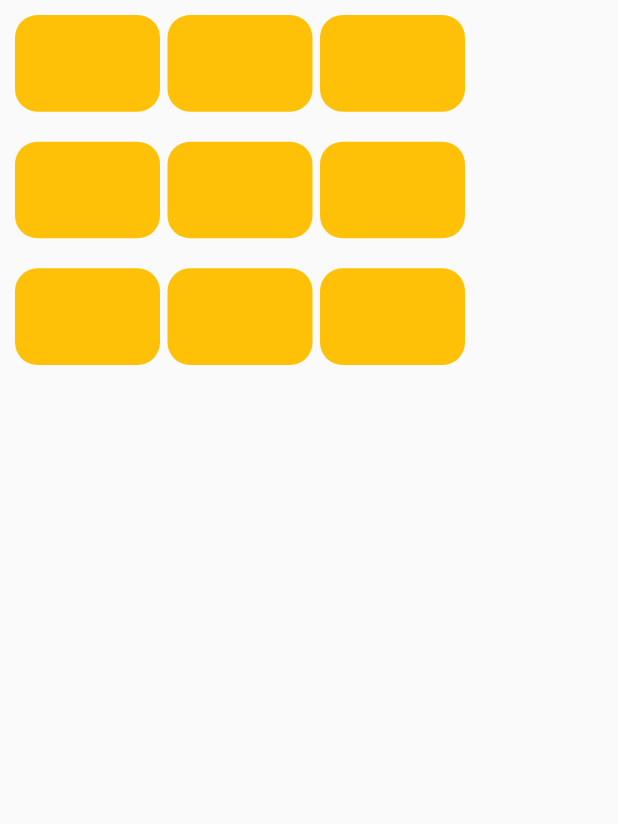
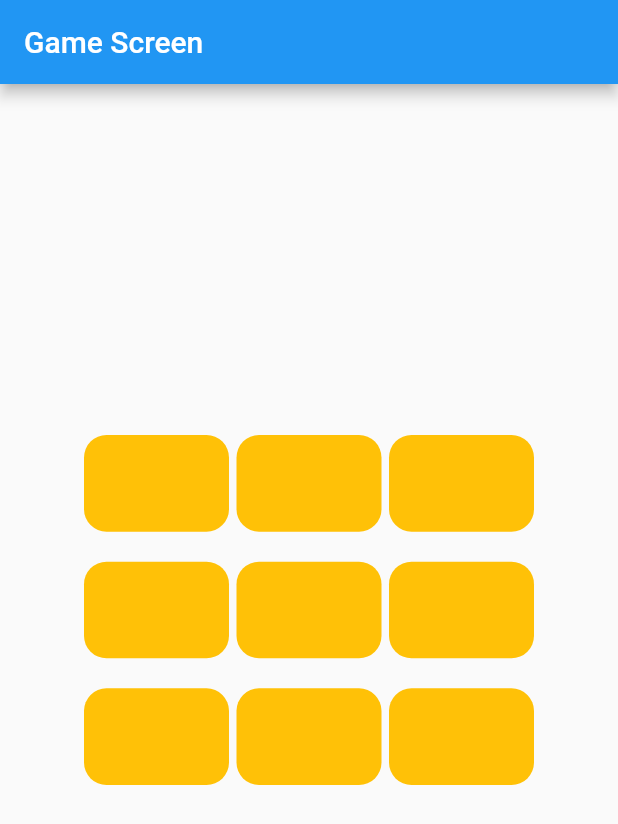
Before and after one commit to anilhyilmaz/flutter-xox-multiplayer-firebase, a Flutter app: the GridviewBuilder screen opened directly, on a phone screen of 412 x 824 dp. Shown: the top 824 px of the screen. Run offline on Flutter 3.47's test engine with Material 2 defaults, Android fonts, the phone set to English and light mode, and no system bars.

```diff
--- a/lib/Class/Repo.dart
+++ b/lib/Class/Repo.dart
@@ -2,7 +2,7 @@
 import 'package:flutter/cupertino.dart';
 
 class Repo with ChangeNotifier{
-  bool isFinished = false;
+  bool isFinished = true;
   String city = "Hello World";
   //var list = "";
   List mylist = ["","","","","","","","",""];
--- a/lib/Screens/GridviewBuilder.dart
+++ b/lib/Screens/GridviewBuilder.dart
@@ -13,7 +13,8 @@ class GridviewBuilder extends StatelessWidget {
     var finished = Provider.of<Repo>(context,listen: false).isFinished;
 
 
-    return Container(
+    return Scaffold(appBar: AppBar(title: Text("Game Screen")),body: Center(
+      child: Container(
         height: 300,
         width: 300,
         margin: const EdgeInsets.all(10),
@@ -35,6 +36,7 @@ class GridviewBuilder extends StatelessWidget {
             ),
           );
         },),
-    );
+      ),
+    ));
   }
 }
--- a/lib/Screens/MainPage.dart
+++ b/lib/Screens/MainPage.dart
@@ -1,4 +1,5 @@
 import 'package:flutter/material.dart';
+import 'package:flutterdeneme/Screens/GridviewBuilder.dart';
 
 class MainPage extends StatefulWidget {
   const MainPage({Key? key}) : super(key: key);
@@ -20,7 +21,9 @@ class _MainPageState extends State<MainPage> {
             onPressed: () => print("joined game"), child: Text("Join Game")),
         Divider(color: Colors.black,),
         TextButton(
-            onPressed: () => print("Created game"), child: Text("Create Game"))
+            onPressed: () => Navigator
+                .of(context)
+                .pushReplacement(new MaterialPageRoute(builder: (BuildContext context) => GridviewBuilder())), child: Text("Create Game"))
       ],
     );
   }
--- a/lib/main.dart
+++ b/lib/main.dart
@@ -18,6 +18,7 @@ class MyApp extends StatelessWidget {
   @override
   Widget build(BuildContext context) {
     return const MaterialApp(
+      debugShowCheckedModeBanner: false,
       title: "gg",
       home: MyHomePage(
         title: 'Home Page',
```
Also changed, not shown: 3 other files. Lines whose indentation alone changed are shown as unchanged.
